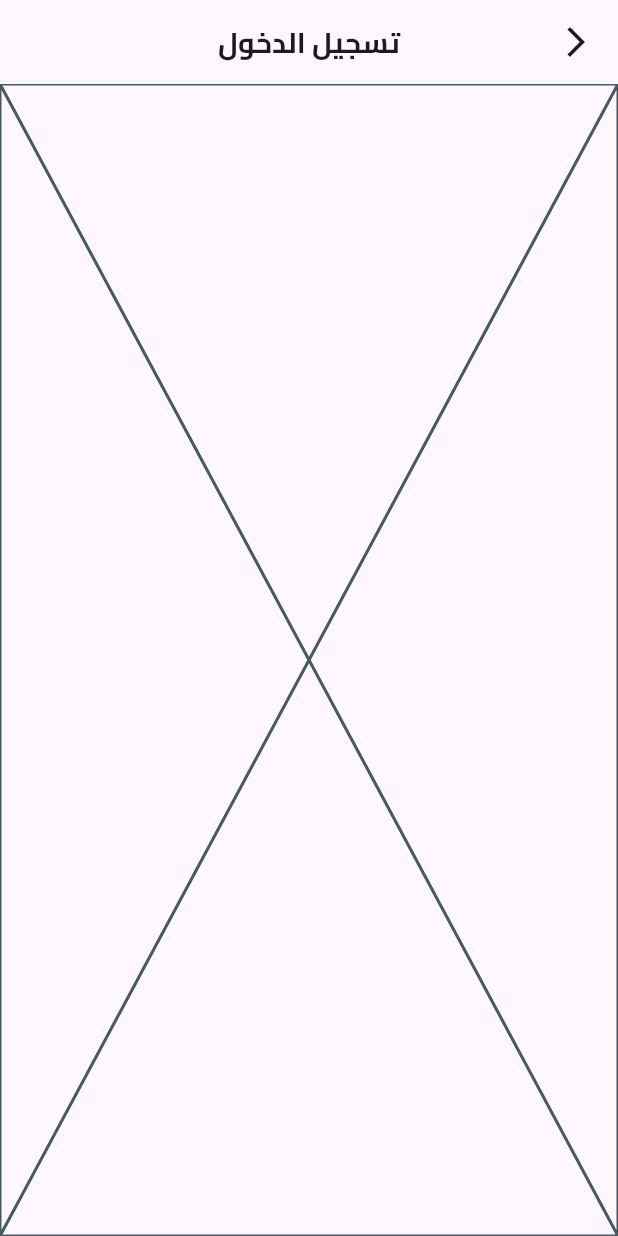
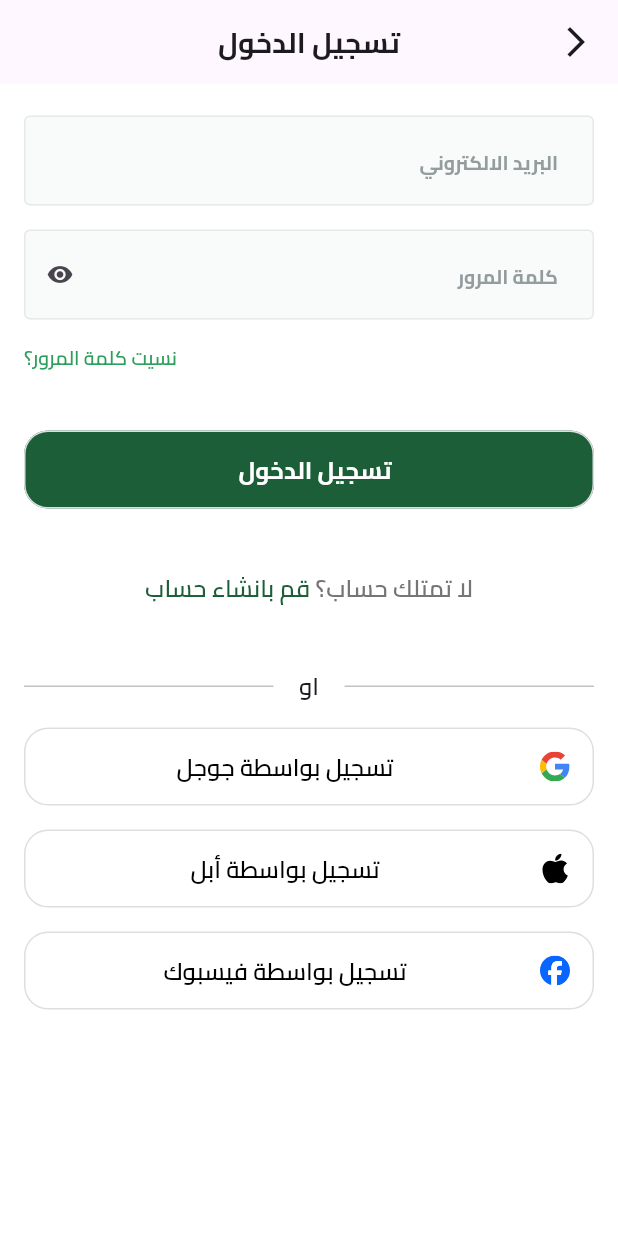
Before and after one commit to omarelshahawy00/Fresh-Fruity, a Flutter app: the screen it shows after launch, after a tap on "تخط", on a phone screen of 412 x 824 dp. Run offline on Flutter 3.47's test engine with Material 3 defaults, Android fonts, the phone set to English and light mode, and no system bars; our stand-ins replace dots_indicator, flutter_svg, shared_preferences.

Commit message:
ui of login screen is done

```diff
--- a/lib/core/theming/colors.dart
+++ b/lib/core/theming/colors.dart
@@ -10,4 +10,5 @@ class ColorsManager {
   static const Color moreLightGray = Color(0xFFFDFDFF);
   static const Color moreLighterGray = Color(0xFFF5F5F5);
   static const Color mainGreen = Color(0xff1b5e37);
+  static const Color mainLighterGreen = Color(0xff2d9f5d);
 }
--- a/lib/core/theming/styles.dart
+++ b/lib/core/theming/styles.dart
@@ -11,7 +11,12 @@ class TextStyles {
     fontFamily: 'Cairo',
     fontSize: 13.0,
     fontWeight: FontWeight.w600,
-    color: Color(0xFF949D9E),
+  );
+  static const TextStyle size13Weight700 = TextStyle(
+    fontFamily: 'Cairo',
+    fontSize: 13.0,
+    fontWeight: FontWeight.w700,
+    color: Color(0xFF949d9e),
   );
 
   static const TextStyle size16Weight700 = TextStyle(
--- a/lib/core/utils/const_images.dart
+++ b/lib/core/utils/const_images.dart
@@ -7,4 +7,8 @@ class ConstImages {
       'assets/images/onboarding_images/center_icon1.svg';
   static const String onboardingCenterIcon2 =
       'assets/images/onboarding_images/center_icon2.svg';
+  static const String googleLogin = 'assets/images/login_icons/google_icon.svg';
+  static const String facebookLogin =
+      'assets/images/login_icons/facebook_icon.svg';
+  static const String appleLogin = 'assets/images/login_icons/apple_icon.svg';
 }
--- a/lib/core/widgets/app_text_button.dart
+++ b/lib/core/widgets/app_text_button.dart
@@ -14,6 +14,9 @@ class AppTextButton extends StatelessWidget {
     this.borderRadius,
     this.horizontalPadding,
     this.verticalPadding,
+    this.leadingIcon, // New parameter for suffix icon
+    this.iconSpacing, // Optional spacing between text and icon
+    this.borderSide,
   });
 
   final VoidCallback onPressed;
@@ -25,6 +28,9 @@ class AppTextButton extends StatelessWidget {
   final BorderRadius? borderRadius;
   final double? horizontalPadding;
   final double? verticalPadding;
+  final Widget? leadingIcon; // Widget for the suffix icon
+  final double? iconSpacing; // Optional spacing between text and icon
+  final BorderSide? borderSide;
 
   @override
   Widget build(BuildContext context) {
@@ -33,17 +39,29 @@ class AppTextButton extends StatelessWidget {
           fixedSize: Size(buttonWidth ?? double.maxFinite, buttonHeight ?? 52),
           backgroundColor: backgroundColor ?? ColorsManager.mainBlue,
           shape: RoundedRectangleBorder(
-            borderRadius: borderRadius ??
-                BorderRadius.circular(16), // Rounds the button corners
+            borderRadius: borderRadius ?? BorderRadius.circular(16),
+            side: borderSide ??
+                BorderSide(
+                  color: Color(0xffDDDFDF),
+                  width: 1,
+                ),
           ),
           padding: EdgeInsets.symmetric(
-              horizontal: horizontalPadding ?? 12,
-              vertical: verticalPadding ?? 14),
+            horizontal: horizontalPadding ?? 0,
+            vertical: verticalPadding ?? 0,
+          ),
         ),
         onPressed: onPressed,
-        child: Text(
-          buttonText,
-          style: textStyle ?? TextStyles.size16Weight700,
+        child: ListTile(
+          visualDensity: VisualDensity(
+            vertical: VisualDensity.minimumDensity,
+          ),
+          leading: leadingIcon,
+          title: Text(
+            buttonText,
+            textAlign: TextAlign.center,
+            style: textStyle ?? TextStyles.size16Weight700,
+          ),
         ));
   }
 }
--- a/lib/core/widgets/app_text_form_field.dart
+++ b/lib/core/widgets/app_text_form_field.dart
@@ -15,6 +15,8 @@ class AppTextFormField extends StatelessWidget {
     this.isObscureText,
     this.backgroundColor,
     this.suffixIcon,
+    this.readOnly,
+    this.fillColor,
   });
 
   final String hintText;
@@ -27,23 +29,27 @@ class AppTextFormField extends StatelessWidget {
   final bool? isObscureText;
   final Color? backgroundColor;
   final Widget? suffixIcon;
+  final bool? readOnly;
+  final Color? fillColor;
 
   @override
   Widget build(BuildContext context) {
     return TextFormField(
+      readOnly: readOnly ?? false,
       obscureText: isObscureText ?? false,
       decoration: InputDecoration(
         isDense: true,
         hintText: hintText,
         hintStyle: hintTextStyle ?? TextStyles.size13Weight600,
-        fillColor: ColorsManager.moreLightGray,
+        fillColor: fillColor ?? ColorsManager.moreLightGray,
         filled: true,
         suffixIcon: suffixIcon,
         contentPadding: contentPadding ??
             EdgeInsets.symmetric(horizontal: 20, vertical: 18),
         focusedBorder: focusedBorder ??
             OutlineInputBorder(
-              borderSide: BorderSide(
+              borderSide: borderSide ??
+                  BorderSide(
                     color: backgroundColor ?? ColorsManager.mainBlue,
                     width: 1.3,
                   ),
@@ -51,7 +57,8 @@ class AppTextFormField extends StatelessWidget {
             ),
         enabledBorder: enabledBorder ??
             OutlineInputBorder(
-              borderSide: BorderSide(
+              borderSide: borderSide ??
+                  BorderSide(
                     color: backgroundColor ?? ColorsManager.lightGray,
                     width: 1.3,
                   ),
--- /dev/null
+++ b/lib/features/auth/ui/screens/widgets/do_not_have_acc.dart
@@ -0,0 +1,26 @@
+import 'package:ecommerce_app/core/theming/colors.dart';
+import 'package:ecommerce_app/core/theming/styles.dart';
+import 'package:flutter/material.dart';
+
+class DoNotHaveAcc extends StatelessWidget {
+  const DoNotHaveAcc({super.key});
+
+  @override
+  Widget build(BuildContext context) {
+    return Row(
+      mainAxisAlignment: MainAxisAlignment.center,
+      children: [
+        Text(
+          'لا تمتلك حساب؟ ',
+          style: TextStyles.size16Weight600.copyWith(color: ColorsManager.gray),
+        ),
+        Text(
+          'قم بانشاء حساب',
+          style: TextStyles.size16Weight600
+              .copyWith(color: ColorsManager.mainGreen),
+        ),
+        SizedBox(height: 17),
+      ],
+    );
+  }
+}
--- /dev/null
+++ b/lib/features/auth/ui/screens/widgets/email_and_password_section.dart
@@ -0,0 +1,61 @@
+import 'package:ecommerce_app/core/theming/styles.dart';
+import 'package:ecommerce_app/core/widgets/app_text_form_field.dart';
+import 'package:flutter/material.dart';
+
+import '../../../../../core/theming/colors.dart';
+import '../../../../../core/widgets/app_text_button.dart';
+
+class EmailAndPasswordSection extends StatelessWidget {
+  const EmailAndPasswordSection({super.key});
+
+  @override
+  Widget build(BuildContext context) {
+    return Column(
+      crossAxisAlignment: CrossAxisAlignment.end,
+      spacing: 16,
+      children: [
+        AppTextFormField(
+          fillColor: Color(0xfff9fafa),
+          hintText: 'البريد الالكتروني',
+          hintTextStyle: TextStyles.size13Weight700,
+          borderRadius: BorderRadius.circular(4),
+          backgroundColor: Color(0xfff9fafa),
+          borderSide: BorderSide(
+            width: 1,
+            color: Color(0xffe6e9ea),
+          ),
+        ),
+        AppTextFormField(
+          fillColor: Color(0xfff9fafa),
+          hintText: 'كلمة المرور',
+          isObscureText: true,
+          suffixIcon: Icon(Icons.visibility),
+          hintTextStyle: TextStyles.size13Weight700,
+          borderRadius: BorderRadius.circular(4),
+          backgroundColor: Color(0xfff9fafa),
+          borderSide: BorderSide(
+            width: 1,
+            color: Color(0xffe6e9ea),
+          ),
+        ),
+        Text(
+          'نسيت كلمة المرور؟',
+          style: TextStyles.size13Weight600
+              .copyWith(color: ColorsManager.mainLighterGreen),
+        ),
+        SizedBox(height: 7),
+        AppTextButton(
+          onPressed: () {
+            // TODO
+          },
+          buttonText: 'تسجيل الدخول',
+          buttonWidth: double.maxFinite,
+          buttonHeight: 52,
+          borderRadius: BorderRadius.circular(16),
+          backgroundColor: ColorsManager.mainGreen,
+          textStyle: TextStyles.size16Weight700,
+        ),
+      ],
+    );
+  }
+}
--- /dev/null
+++ b/lib/features/auth/ui/screens/widgets/login_method.dart
@@ -0,0 +1,45 @@
+import 'package:ecommerce_app/core/theming/styles.dart';
+import 'package:ecommerce_app/core/utils/const_images.dart';
+import 'package:ecommerce_app/core/widgets/app_text_button.dart';
+import 'package:flutter/material.dart';
+import 'package:flutter_svg/svg.dart';
+
+class LoginMethod extends StatelessWidget {
+  const LoginMethod({super.key});
+
+  @override
+  Widget build(BuildContext context) {
+    return Column(
+      spacing: 16,
+      children: [
+        AppTextButton(
+          leadingIcon: SvgPicture.asset(ConstImages.googleLogin),
+          onPressed: () {
+            // TODO
+          },
+          buttonText: 'تسجيل بواسطة جوجل',
+          textStyle: TextStyles.size16Weight600.copyWith(color: Colors.black),
+          backgroundColor: Colors.white,
+        ),
+        AppTextButton(
+          leadingIcon: SvgPicture.asset(ConstImages.appleLogin),
+          onPressed: () {
+            // TODO
+          },
+          buttonText: 'تسجيل بواسطة أبل',
+          textStyle: TextStyles.size16Weight600.copyWith(color: Colors.black),
+          backgroundColor: Colors.white,
+        ),
+        AppTextButton(
+          leadingIcon: SvgPicture.asset(ConstImages.facebookLogin),
+          onPressed: () {
+            // TODO
+          },
+          buttonText: 'تسجيل بواسطة فيسبوك',
+          textStyle: TextStyles.size16Weight600.copyWith(color: Colors.black),
+          backgroundColor: Colors.white,
+        ),
+      ],
+    );
+  }
+}
--- a/lib/features/auth/ui/screens/widgets/login_screen_body.dart
+++ b/lib/features/auth/ui/screens/widgets/login_screen_body.dart
@@ -1,3 +1,7 @@
+import 'package:ecommerce_app/features/auth/ui/screens/widgets/do_not_have_acc.dart';
+import 'package:ecommerce_app/features/auth/ui/screens/widgets/email_and_password_section.dart';
+import 'package:ecommerce_app/features/auth/ui/screens/widgets/login_method.dart';
+import 'package:ecommerce_app/features/auth/ui/screens/widgets/or_divider.dart';
 import 'package:flutter/material.dart';
 
 class LoginScreenBody extends StatelessWidget {
@@ -5,6 +9,23 @@ class LoginScreenBody extends StatelessWidget {
 
   @override
   Widget build(BuildContext context) {
-    return const Placeholder();
+    return const SingleChildScrollView(
+      child: Padding(
+        padding: EdgeInsets.symmetric(horizontal: 16),
+        child: Column(
+          crossAxisAlignment: CrossAxisAlignment.end,
+          spacing: 16,
+          children: [
+            SizedBox(height: 5),
+            EmailAndPasswordSection(),
+            SizedBox(height: 10),
+            DoNotHaveAcc(),
+            SizedBox(height: 10),
+            OrDivider(),
+            LoginMethod(),
+          ],
+        ),
+      ),
+    );
   }
 }
--- /dev/null
+++ b/lib/features/auth/ui/screens/widgets/or_divider.dart
@@ -0,0 +1,31 @@
+import 'package:ecommerce_app/core/theming/colors.dart';
+import 'package:ecommerce_app/core/theming/styles.dart';
+import 'package:flutter/material.dart';
+
+class OrDivider extends StatelessWidget {
+  const OrDivider({super.key});
+
+  @override
+  Widget build(BuildContext context) {
+    return Row(
+      children: [
+        Expanded(
+          child: Divider(
+            thickness: 1,
+            color: ColorsManager.lightGray,
+          ),
+        ),
+        Padding(
+          padding: const EdgeInsets.symmetric(horizontal: 17),
+          child: Text('او', style: TextStyles.size16Weight600),
+        ),
+        Expanded(
+          child: Divider(
+            thickness: 1,
+            color: ColorsManager.lightGray,
+          ),
+        ),
+      ],
+    );
+  }
+}
--- a/lib/main.dart
+++ b/lib/main.dart
@@ -17,6 +17,7 @@ class freshfruit extends StatelessWidget {
     return MaterialApp(
       theme: ThemeData(
         fontFamily: 'Cairo',
+        scaffoldBackgroundColor: Colors.white,
       ),
       localizationsDelegates: [
         S.delegate,
--- a/pubspec.yaml
+++ b/pubspec.yaml
@@ -74,6 +74,8 @@ flutter:
     - assets/images/app_icon/
     - assets/images/splash_images/
     - assets/images/onboarding_images/
+    - assets/images/login_icons/
+
   # An image asset can refer to one or more resolution-specific "variants", see
   # https://flutter.dev/to/resolution-aware-images
   # For details regarding adding assets from package dependencies, see
```
Also changed, not shown: assets/images/login_icons/apple_icon.svg (added), assets/images/login_icons/facebook_icon.svg (added), assets/images/login_icons/google_icon.svg (added). Lines whose indentation alone changed are shown as unchanged.
